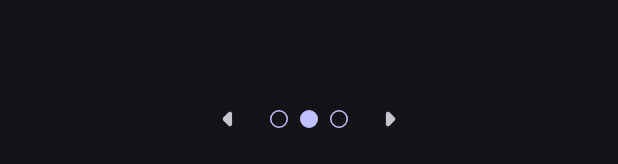
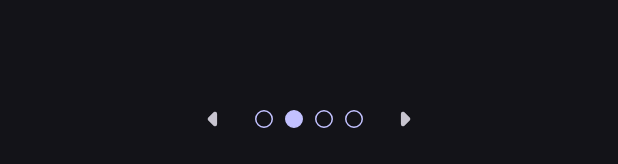
Before and after one commit to Farezii/geo_test_riverpod_tdd, a Flutter app: the HelpPagesView widget shown alone on an empty page, opened directly, after a tap on the "arrow right" icon, on a phone screen of 412 x 824 dp. Shown: the part 1069-1233 px from the top of the screen. Run offline on Flutter 3.47's test engine with Material 3 defaults, Android fonts, the phone set to English and light mode, and no system bars; our stand-ins replace flutter_riverpod, geolocator, sqflite; accounts and stored records are empty.

Commit message:
Removed unused imports. Separated list of widget list for help pages. Made TabIndicator dynamic.

```diff
--- a/lib/providers/coordinates_provider.dart
+++ b/lib/providers/coordinates_provider.dart
@@ -1,5 +1,3 @@
-import 'dart:developer';
-
 import 'package:flutter_riverpod/flutter_riverpod.dart';
 import 'package:geo_test_riverpod/models/coordinates.dart';
 import 'package:geo_test_riverpod/providers/database.dart';
@@ -84,7 +82,6 @@ class CoordinatesNotifier extends StateNotifier<List<Coordinates>> {
   }
 
   void resetCoordinates() {
-    // TODO: After DB is applied, use this function to reset it after starting new run
     final List<Coordinates> coordinatesList = [];
     state = coordinatesList;
   }
--- a/lib/providers/runs_provider.dart
+++ b/lib/providers/runs_provider.dart
@@ -1,7 +1,4 @@
-import 'dart:developer';
-
 import 'package:flutter_riverpod/flutter_riverpod.dart';
-
 import 'package:geo_test_riverpod/models/coordinates.dart';
 import 'package:geo_test_riverpod/providers/database.dart';
 import 'package:geo_test_riverpod/utils/uuid_utils.dart';
--- a/lib/screens/help_screen.dart
+++ b/lib/screens/help_screen.dart
@@ -16,11 +16,26 @@ class _HelpPagesViewState extends State<HelpPagesView>
   late TabController _tabController;
   int _currentPageIndex = 0;
 
+  List<Widget> listHelpPages = const <Widget>[
+    Center(
+      child: Text('First Page'), // Page showing what can the homepage do
+    ),
+    Center(
+      child: Text('Second Page'), // Page showing what the new run page can do
+    ),
+    Center(
+      child: Text('Third Page'), // Show how to delete coordinates from a run
+    ),
+    Center(
+      child: Text('Fourth Page'), // Page showing how to delete a run
+    ),
+  ];
+
   @override
   void initState() {
     super.initState();
     _pageViewController = PageController();
-    _tabController = TabController(length: 3, vsync: this);
+    _tabController = TabController(length: listHelpPages.length, vsync: this);
   }
 
   @override
@@ -54,22 +69,13 @@ class _HelpPagesViewState extends State<HelpPagesView>
         PageView(
           controller: _pageViewController,
           onPageChanged: _handlePageViewChanged,
-          children: const <Widget>[
-            Center(
-              child: Text('First Page'),
-            ),
-            Center(
-              child: Text('Second Page'),
-            ),
-            Center(
-              child: Text('Third Page'),
-            ),
-          ],
+          children: listHelpPages,
         ),
         PageIndicator(
           tabController: _tabController,
           currentPageIndex: _currentPageIndex,
           onUpdateCurrentPageIndex: _updateCurrentPageIndex,
+          lengthPagesList: listHelpPages.length,
         )
       ],
     );
--- a/lib/screens/homepage.dart
+++ b/lib/screens/homepage.dart
@@ -64,7 +64,7 @@ class _HomepageWidgetState extends ConsumerState<HomepageWidget> {
           ),
           IconButton(
             tooltip: 'Help',
-            onPressed: () => helpModalBottomSheet(context), //TODO: popup showing what each button does
+            onPressed: () => helpModalBottomSheet(context),
             icon: const Icon(
               Icons.help,
             ),
--- a/lib/screens/new_run.dart
+++ b/lib/screens/new_run.dart
@@ -1,10 +1,7 @@
-import 'dart:developer';
-
 import 'package:flutter/material.dart';
 import 'package:flutter_riverpod/flutter_riverpod.dart';
 import 'package:geo_test_riverpod/models/coordinates.dart';
 import 'package:geo_test_riverpod/providers/coordinates_provider.dart';
-import 'package:geo_test_riverpod/providers/runs_provider.dart';
 import 'package:geo_test_riverpod/widgets/item_dismissable.dart';
 import 'package:geo_test_riverpod/widgets/location_functions.dart';
 import 'package:geolocator/geolocator.dart';
--- a/lib/widgets/help_bottom_sheet.dart
+++ b/lib/widgets/help_bottom_sheet.dart
@@ -10,7 +10,7 @@ void helpModalBottomSheet(BuildContext context) {
           mainAxisSize: MainAxisSize.min,
           children: <Widget>[
             const Flexible(
-              child: const HelpPagesView(),
+              child: HelpPagesView(),
             ),
             ElevatedButton(
               onPressed: () => Navigator.pop(context),
--- a/lib/widgets/item_tile.dart
+++ b/lib/widgets/item_tile.dart
@@ -23,7 +23,7 @@ class ItemTile extends ConsumerWidget {
 
   @override
   Widget build(BuildContext context, WidgetRef ref) {
-    void _openShowCoordinatesOverlay(RunData item) {
+    void openShowCoordinatesOverlay(RunData item) {
       final listCoordinates = showModalBottomSheet(
         useSafeArea: true,
         isScrollControlled: true,
@@ -45,7 +45,7 @@ class ItemTile extends ConsumerWidget {
         title: Text('ID: ${item.id}'),
         subtitle: Text(subtitleText(item)),
         onTap: () {
-          _openShowCoordinatesOverlay(item);
+          openShowCoordinatesOverlay(item);
         },
       );
     } else {
--- a/lib/widgets/page_indicator.dart
+++ b/lib/widgets/page_indicator.dart
@@ -8,11 +8,13 @@ class PageIndicator extends StatelessWidget {
     required this.tabController,
     required this.currentPageIndex,
     required this.onUpdateCurrentPageIndex,
+    required this.lengthPagesList,
   });
 
   final int currentPageIndex;
   final TabController tabController;
   final void Function(int) onUpdateCurrentPageIndex;
+  final int lengthPagesList;
 
   @override
   Widget build(BuildContext context) {
@@ -50,7 +52,7 @@ class PageIndicator extends StatelessWidget {
             splashRadius: 16,
             padding: EdgeInsets.zero,
             onPressed: () {
-              if (currentPageIndex == 2) {
+              if (currentPageIndex == lengthPagesList - 1) {
                 return;
               }
               onUpdateCurrentPageIndex(currentPageIndex + 1);
```
Also changed, not shown: 1 other file.
